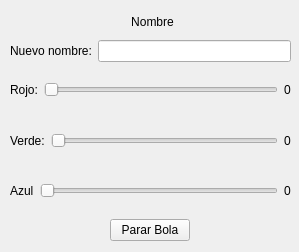
Old version of the form 04_Bolas/widgetdetallebola.ui in the repository TheMakros12/interfaces.
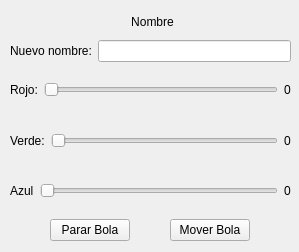
New version of the form.

```diff
--- a/04_Bolas/widgetdetallebola.ui
+++ b/04_Bolas/widgetdetallebola.ui
@@ -146,6 +146,19 @@
         </property>
        </widget>
       </item>
+      <item>
+       <widget class="QPushButton" name="btnMoverBola">
+        <property name="sizePolicy">
+         <sizepolicy hsizetype="Fixed" vsizetype="Fixed">
+          <horstretch>0</horstretch>
+          <verstretch>0</verstretch>
+         </sizepolicy>
+        </property>
+        <property name="text">
+         <string>Mover Bola</string>
+        </property>
+       </widget>
+      </item>
      </layout>
     </item>
    </layout>
```
